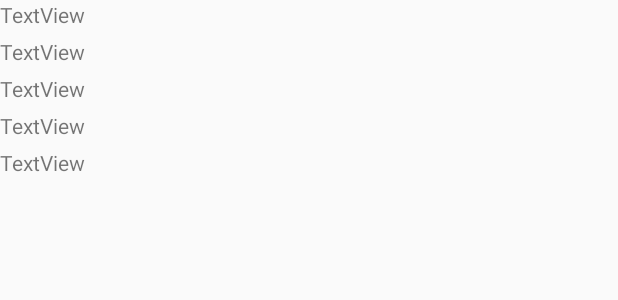
After one commit to dwellerium/mpd-bbc-weather, an Android app: the layout row_item.xml on its own in the app's theme, with its tools: preview values and no code run, on a phone screen of 412 x 824 dp. The commit adds this screen. Shown: the top 300 px of the screen. Run offline under Robolectric (Android 15) with nearby library versions, the phone set to English and light mode, and no system bars.

Commit message:
add row component to main activity

```diff
--- /dev/null
+++ b/app/src/main/res/layout/row_item.xml
@@ -0,0 +1,43 @@
+<?xml version="1.0" encoding="utf-8"?>
+<RelativeLayout xmlns:android="http://schemas.android.com/apk/res/android"
+    android:layout_width="match_parent" android:layout_height="match_parent">
+
+    <TextView
+        android:id="@+id/title"
+        android:layout_alignParentTop="true"
+        android:layout_width="wrap_content"
+        android:layout_height="wrap_content"
+        android:text="TextView" />
+
+    <TextView
+        android:id="@+id/minTemp"
+        android:layout_width="wrap_content"
+        android:layout_height="wrap_content"
+        android:layout_below="@+id/title"
+        android:layout_marginTop="5dp"
+        android:text="TextView" />
+
+    <TextView
+        android:id="@+id/maxTemp"
+        android:layout_width="wrap_content"
+        android:layout_height="wrap_content"
+        android:layout_below="@+id/minTemp"
+        android:layout_marginTop="5dp"
+        android:text="TextView" />
+
+    <TextView
+        android:id="@+id/winDirection"
+        android:layout_width="wrap_content"
+        android:layout_height="wrap_content"
+        android:layout_below="@+id/maxTemp"
+        android:layout_marginTop="5dp"
+        android:text="TextView" />
+
+    <TextView
+        android:id="@+id/winSpeed"
+        android:layout_width="wrap_content"
+        android:layout_height="wrap_content"
+        android:layout_below="@+id/winDirection"
+        android:layout_marginTop="5dp"
+        android:text="TextView" />
+</RelativeLayout>
```
Also changed, not shown: app/src/main/java/gcu/mpd/mpd_weather/CustomAdapter.java (added, +69 -0 lines), app/src/main/java/gcu/mpd/mpd_weather/FetchWeather.java (+45 -49 lines), app/src/main/java/gcu/mpd/mpd_weather/MainActivity.java (+48 -0 lines), app/src/main/res/layout/activity_main.xml (+9 -5 lines).
